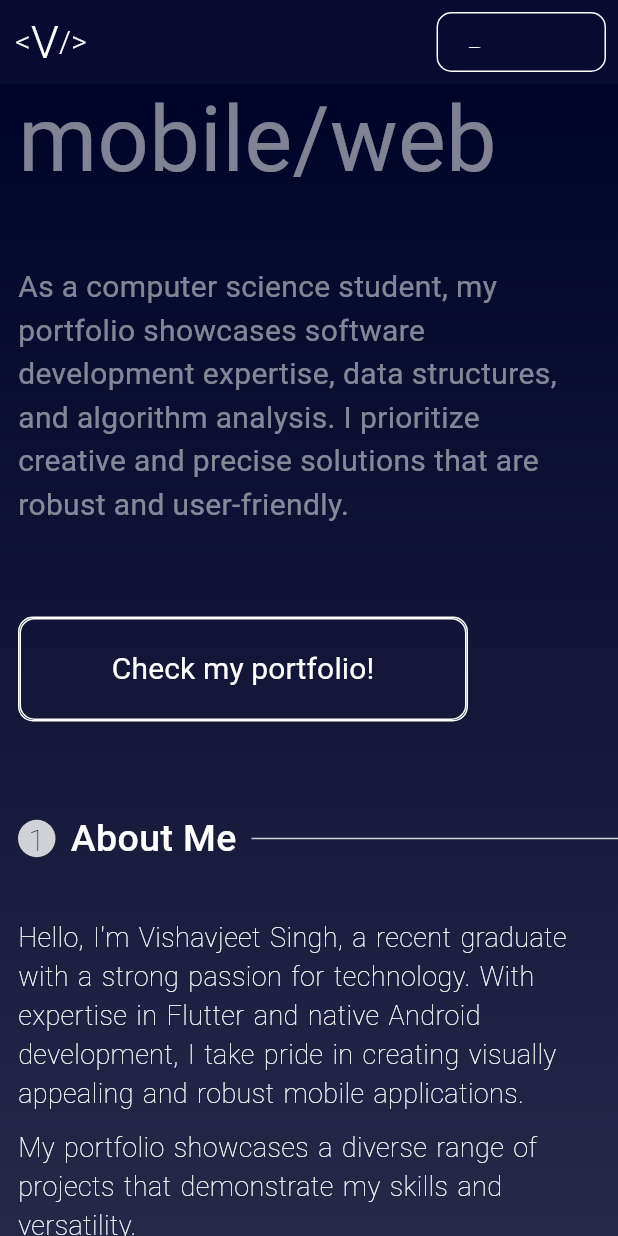
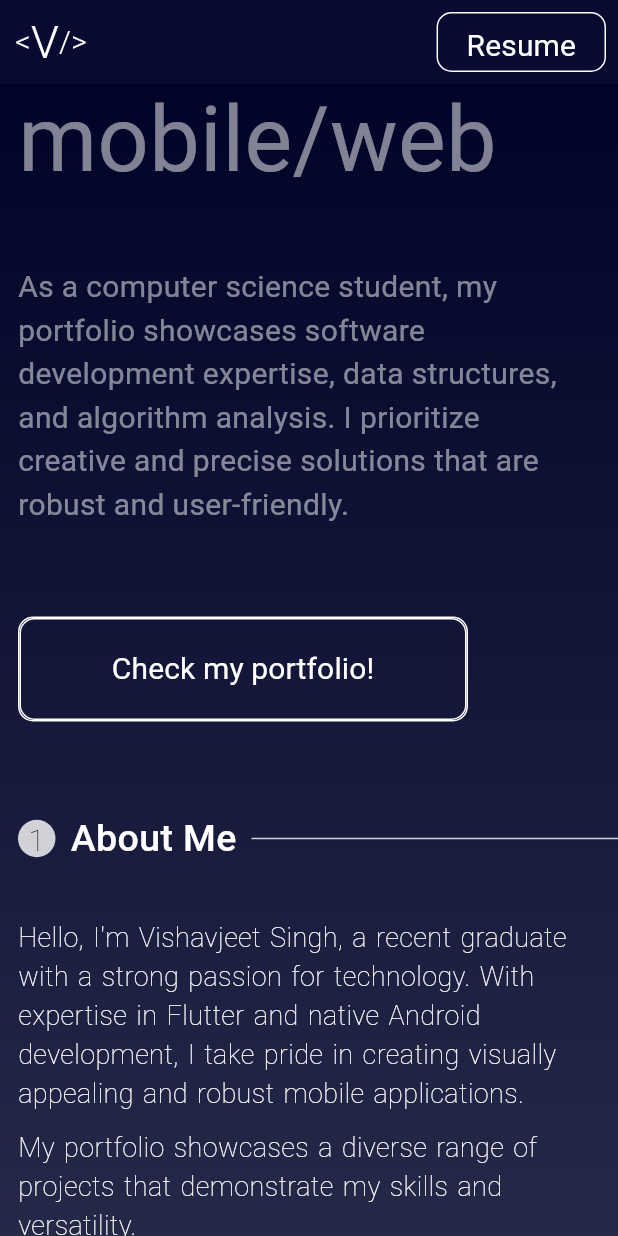
Before and after one commit to VishavjeetS/portfolio_flutter, a Flutter app: the screen it shows after launch, scrolled down 576 dp, after a tap on "Resume", on a phone screen of 412 x 824 dp. Run offline on Flutter 3.47's test engine with Material 3 defaults, Android fonts, the phone set to English and light mode, and no system bars; our stand-ins replace timelines.

Commit message:
updated resume link

```diff
--- a/lib/screens/mobile.dart
+++ b/lib/screens/mobile.dart
@@ -70,7 +70,7 @@ class _MobileState extends State<Mobile> {
             child: TextButton(
               onPressed: () {
                 launchUrl(Uri.parse(
-                    "https://drive.google.com/file/d/1KuXKvGvnVTieZ6x2shcpSX6g2Fpl7z7Y/view?usp=sharing"));
+                    "https://drive.google.com/file/d/1c5HqWtuH4fl2rJ-spSNZkv0ips02kv5v/view?usp=sharing"));
               },
               style: ButtonStyle(
                   backgroundColor:
@@ -80,7 +80,7 @@ class _MobileState extends State<Mobile> {
                       borderRadius: BorderRadius.all(Radius.circular(10))))),
               child: const Center(
                 child: Padding(
-                  padding: EdgeInsets.all(8.0),
+                  padding: EdgeInsets.symmetric(horizontal: 8.0),
                   child: Text(
                     "Resume",
                     style: TextStyle(
--- a/lib/screens/tablet.dart
+++ b/lib/screens/tablet.dart
@@ -48,7 +48,7 @@ class _TabletState extends State<Tablet> {
             child: TextButton(
               onPressed: () {
                 launchUrl(Uri.parse(
-                    "https://drive.google.com/file/d/1KuXKvGvnVTieZ6x2shcpSX6g2Fpl7z7Y/view?usp=sharing"));
+                    "https://drive.google.com/file/d/1c5HqWtuH4fl2rJ-spSNZkv0ips02kv5v/view?usp=sharing"));
               },
               style: ButtonStyle(
                   backgroundColor:
--- a/pubspec.yaml
+++ b/pubspec.yaml
@@ -37,7 +37,7 @@ dependencies:
   google_nav_bar: ^5.0.6
   timelines: ^0.1.0
   url_launcher: ^6.1.11
-  http: ^0.13.6
+  http: ^1.4.0
 
 dev_dependencies:
   flutter_test:
@@ -48,7 +48,7 @@ dev_dependencies:
   # activated in the `analysis_options.yaml` file located at the root of your
   # package. See that file for information about deactivating specific lint
   # rules and activating additional ones.
-  flutter_lints: ^2.0.0
+  flutter_lints: ^5.0.0
 
 # For information on the generic Dart part of this file, see the
 # following page: https://dart.dev/tools/pub/pubspec
```
Also changed, not shown: pubspec.lock.
